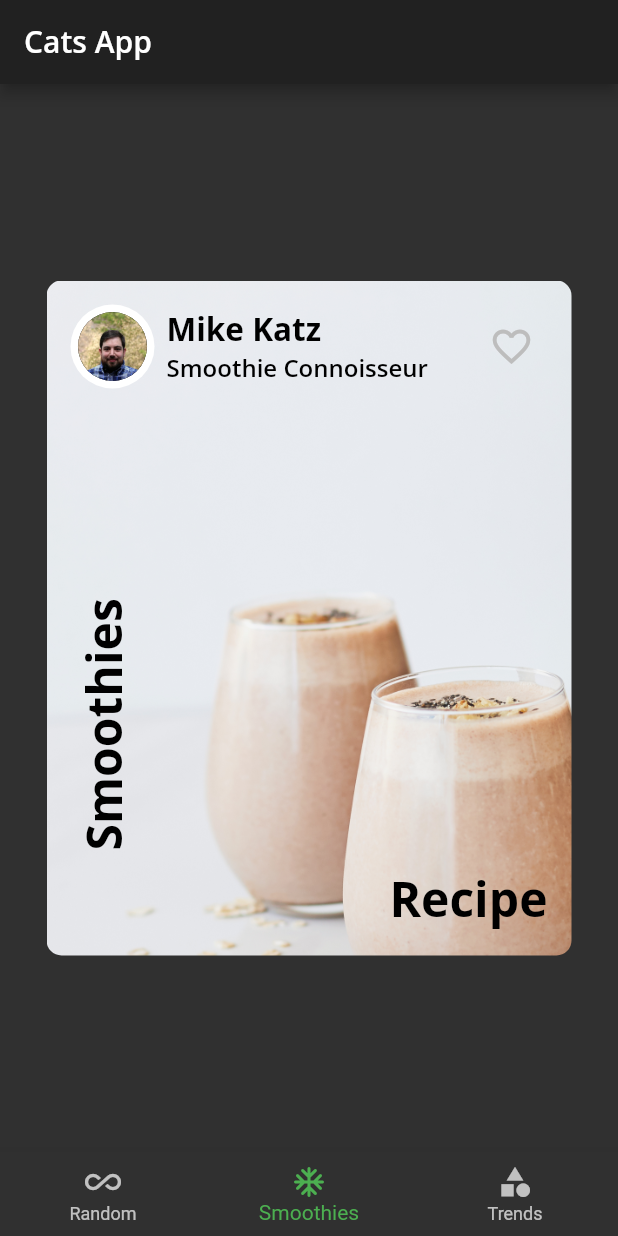
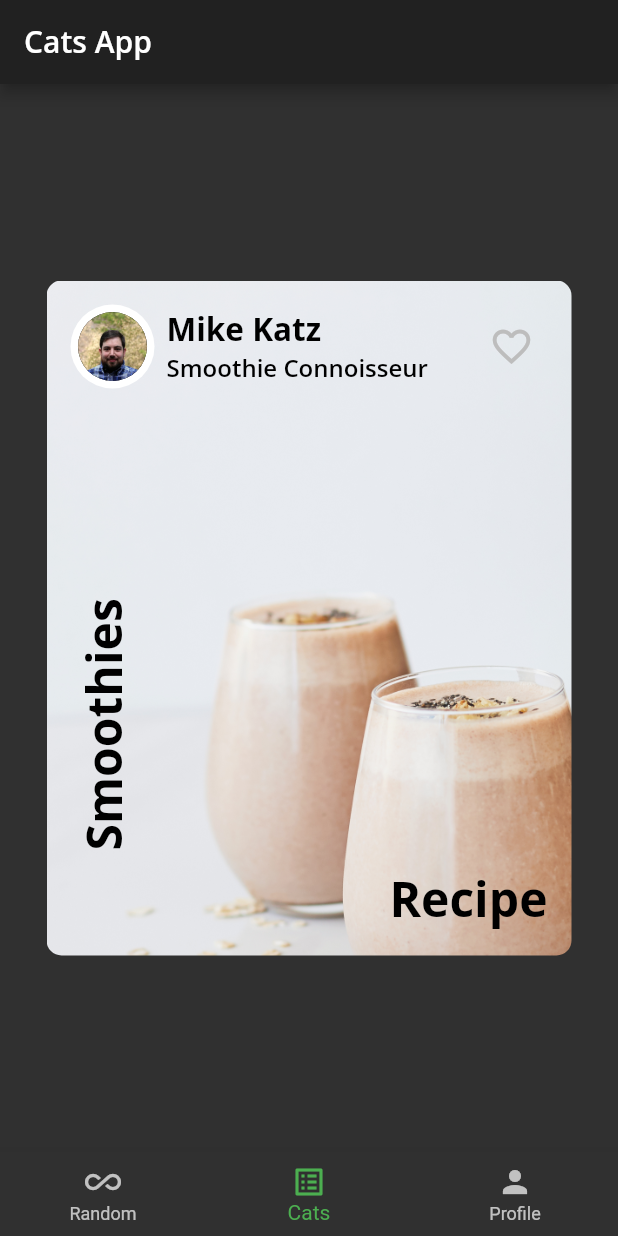
Before and after one commit to AnnaPS/cats_flutter_bloc, a Flutter app: the screen it shows after launch, item 2 of the bottom bar chosen, on a phone screen of 412 x 824 dp. Run offline on Flutter 3.47's test engine with Material 2 defaults, Android fonts, the phone set to English and light mode, and no system bars; our stand-ins replace equatable, flutter_bloc, google_fonts; network calls fail.

Commit message:
changed some stuff on the view

```diff
--- a/lib/ui/home/home.dart
+++ b/lib/ui/home/home.dart
@@ -46,12 +46,12 @@ class _HomeState extends State<Home> {
             label: 'Random',
           ),
           const BottomNavigationBarItem(
-            icon: Icon(Icons.ac_unit_rounded),
-            label: 'Smoothies',
+            icon: Icon(Icons.list_alt),
+            label: 'Cats',
           ),
           const BottomNavigationBarItem(
-            icon: Icon(Icons.category),
-            label: 'Trends',
+            icon: Icon(Icons.person),
+            label: 'Profile',
           ),
         ],
       ),
```
Also changed, not shown: lib/ui/random_cat/pages/random_cat_layout.dart (+8 -4 lines), lib/ui/random_cat/widgets/cat_card.dart (+5 -4 lines), lib/utils/const_keys_app.dart (added, +9 -0 lines).
